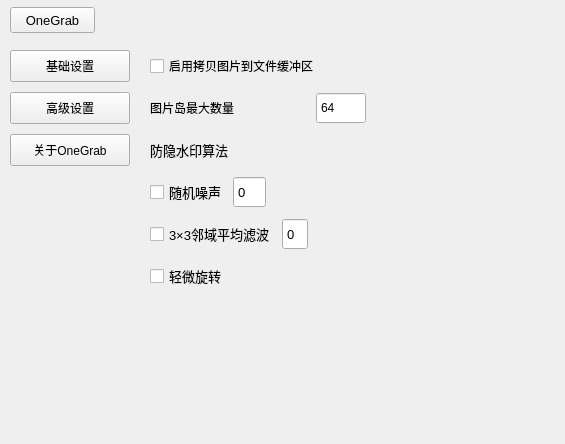
Old version of the form OneGrab/src/SettingDialog.ui in the repository whdicu/OneGrab.
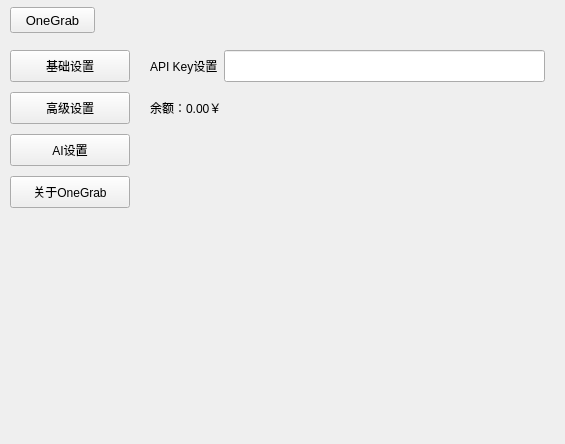
New version of the form. Icons and pictures are not drawn. Custom widgets are drawn as their Qt base class.

Commit message: 1.增加AI设置 2.增加余额查询接口

Patch:
```diff
--- a/OneGrab/src/SettingDialog.ui
+++ b/OneGrab/src/SettingDialog.ui
@@ -375,6 +375,31 @@
            </property>
           </widget>
          </item>
+         <item>
+          <widget class="QPushButton" name="btn_ai">
+           <property name="minimumSize">
+            <size>
+             <width>0</width>
+             <height>32</height>
+            </size>
+           </property>
+           <property name="maximumSize">
+            <size>
+             <width>16777215</width>
+             <height>32</height>
+            </size>
+           </property>
+           <property name="font">
+            <font>
+             <family>Microsoft YaHei UI</family>
+             <pointsize>9</pointsize>
+            </font>
+           </property>
+           <property name="text">
+            <string>AI设置</string>
+           </property>
+          </widget>
+         </item>
          <item>
           <widget class="QPushButton" name="btn_about">
            <property name="minimumSize">
@@ -434,7 +459,7 @@
          </font>
         </property>
         <property name="currentIndex">
-         <number>1</number>
+         <number>2</number>
         </property>
         <widget class="QWidget" name="base_page">
          <layout class="QVBoxLayout" name="verticalLayout_5">
@@ -1198,6 +1223,112 @@
           </item>
          </layout>
         </widget>
+        <widget class="QWidget" name="ai_page">
+         <layout class="QVBoxLayout" name="verticalLayout_6">
+          <property name="spacing">
+           <number>10</number>
+          </property>
+          <property name="leftMargin">
+           <number>10</number>
+          </property>
+          <property name="topMargin">
+           <number>0</number>
+          </property>
+          <property name="rightMargin">
+           <number>10</number>
+          </property>
+          <property name="bottomMargin">
+           <number>0</number>
+          </property>
+          <item>
+           <layout class="QHBoxLayout" name="horizontalLayout_11">
+            <item>
+             <widget class="QLabel" name="label_6">
+              <property name="minimumSize">
+               <size>
+                <width>0</width>
+                <height>32</height>
+               </size>
+              </property>
+              <property name="maximumSize">
+               <size>
+                <width>16777215</width>
+                <height>32</height>
+               </size>
+              </property>
+              <property name="font">
+               <font>
+                <family>Microsoft YaHei UI</family>
+                <pointsize>9</pointsize>
+               </font>
+              </property>
+              <property name="text">
+               <string>API Key设置</string>
+              </property>
+             </widget>
+            </item>
+            <item>
+             <widget class="QLineEdit" name="edit_apikey">
+              <property name="minimumSize">
+               <size>
+                <width>0</width>
+                <height>32</height>
+               </size>
+              </property>
+              <property name="maximumSize">
+               <size>
+                <width>16777215</width>
+                <height>32</height>
+               </size>
+              </property>
+              <property name="font">
+               <font>
+                <family>Microsoft YaHei UI</family>
+               </font>
+              </property>
+             </widget>
+            </item>
+           </layout>
+          </item>
+          <item>
+           <widget class="QLabel" name="label_yue">
+            <property name="minimumSize">
+             <size>
+              <width>0</width>
+              <height>32</height>
+             </size>
+            </property>
+            <property name="maximumSize">
+             <size>
+              <width>16777215</width>
+              <height>32</height>
+             </size>
+            </property>
+            <property name="font">
+             <font>
+              <family>Microsoft YaHei UI</family>
+             </font>
+            </property>
+            <property name="text">
+             <string>余额：0.00￥</string>
+            </property>
+           </widget>
+          </item>
+          <item>
+           <spacer name="verticalSpacer_5">
+            <property name="orientation">
+             <enum>Qt::Vertical</enum>
+            </property>
+            <property name="sizeHint" stdset="0">
+             <size>
+              <width>20</width>
+              <height>337</height>
+             </size>
+            </property>
+           </spacer>
+          </item>
+         </layout>
+        </widget>
         <widget class="QWidget" name="about_page">
          <layout class="QVBoxLayout" name="verticalLayout_3">
           <property name="spacing">
```
Left out of the diff: 3 changed lines with no effect on the pictures. The commit also changes 10 other files.
